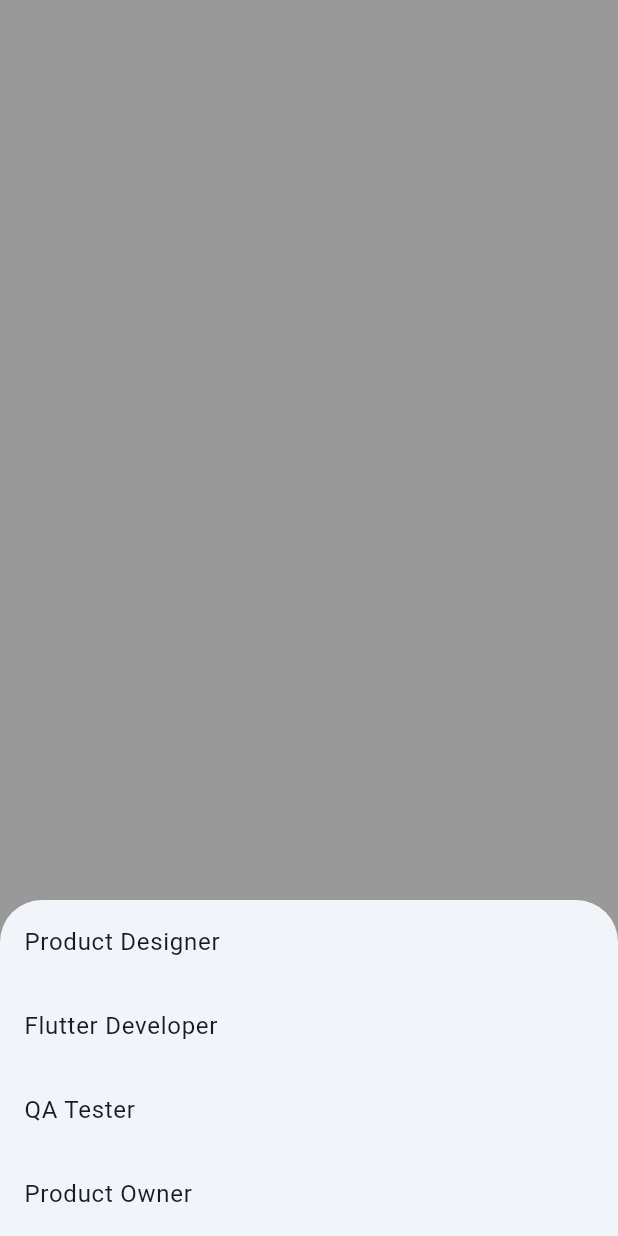
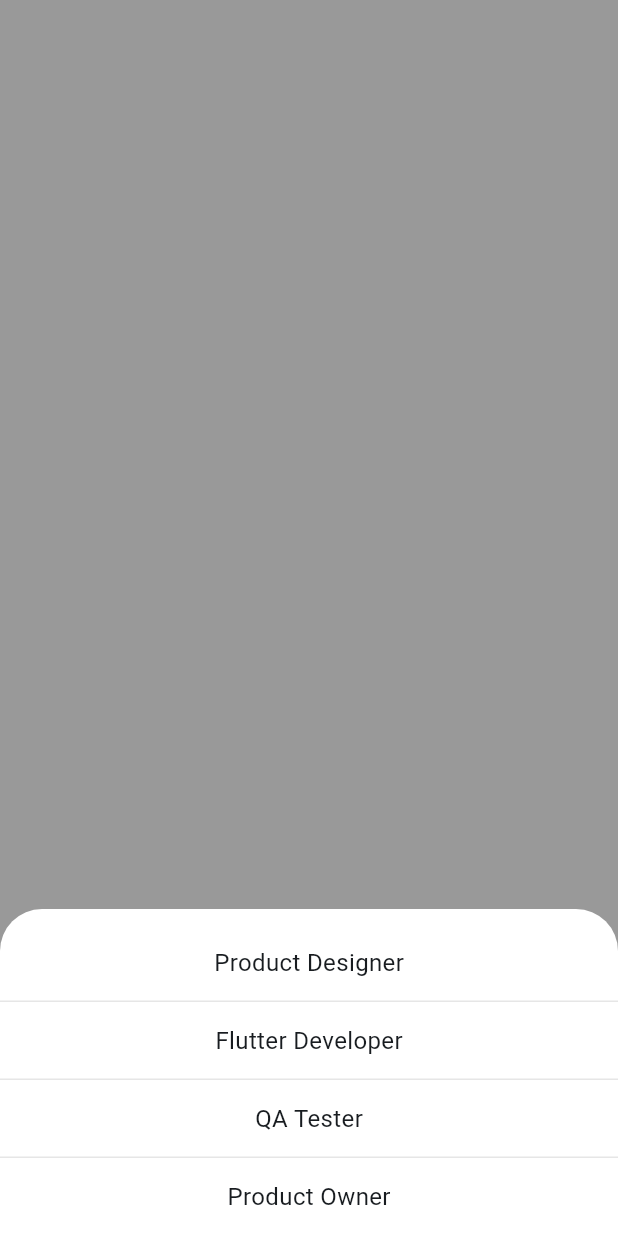
Before and after one commit to gaurav-chandani7/employee_management_app, a Flutter app: what showSelectRoleBottomModal() shows on an empty page, opened directly, on a phone screen of 412 x 824 dp. Run offline on Flutter 3.47's test engine with Material 2 defaults, Android fonts, the phone set to English and light mode, and no system bars; our stand-ins replace flutter_bloc, get_it, hive, hive_flutter, table_calendar; accounts and stored records are empty.

Commit message:
changes: bottom role dialog theme

```diff
--- a/lib/features/employee_list/presentation/pages/dialogs/bottom_role_dialog.dart
+++ b/lib/features/employee_list/presentation/pages/dialogs/bottom_role_dialog.dart
@@ -4,17 +4,36 @@ import 'package:flutter/material.dart';
 
 Future<EmployeeRole?> showSelectRoleBottomModal(BuildContext context) {
   return showModalBottomSheet<EmployeeRole?>(
-      barrierColor: barrierColor,
       context: context,
-      builder: (context) => Column(
-            mainAxisSize: MainAxisSize.min,
-            children: EmployeeRole.values
-                .map((e) => ListTile(
-                      title: Text(e.roleDisplayName),
-                      onTap: () {
-                        Navigator.of(context).pop(e);
-                      },
-                    ))
-                .toList(),
+      builder: (context) => Padding(
+            padding: const EdgeInsets.only(top: 10),
+            child: SafeArea(
+              child: ListView.separated(
+                shrinkWrap: true,
+                physics: const NeverScrollableScrollPhysics(),
+                itemCount: EmployeeRole.values.length,
+                itemBuilder: (context, index) {
+                  var e = EmployeeRole.values[index];
+                  return InkWell(
+                    child: Container(
+                      constraints: const BoxConstraints(maxHeight: 52),
+                      alignment: Alignment.center,
+                      child: Text(
+                        e.roleDisplayName,
+                        style: const TextStyle(
+                            fontSize: 16, fontWeight: FontWeight.w400),
+                      ),
+                    ),
+                    onTap: () {
+                      Navigator.of(context).pop(e);
+                    },
+                  );
+                },
+                separatorBuilder: (context, index) => const Divider(
+                  height: 0,
+                  color: borderColor,
+                ),
+              ),
+            ),
           ));
 }
--- a/lib/main.dart
+++ b/lib/main.dart
@@ -52,6 +52,10 @@ class MyApp extends StatelessWidget {
                         shape: RoundedRectangleBorder(
                             borderRadius: BorderRadius.circular(6)))),
                 iconTheme: const IconThemeData(color: primaryColor),
+                bottomSheetTheme: const BottomSheetThemeData(
+                    backgroundColor: whiteColor,
+                    modalBackgroundColor: whiteColor,
+                    modalBarrierColor: barrierColor),
                 inputDecorationTheme: const InputDecorationTheme(
                     contentPadding: EdgeInsets.zero,
                     hintStyle: TextStyle(
```
